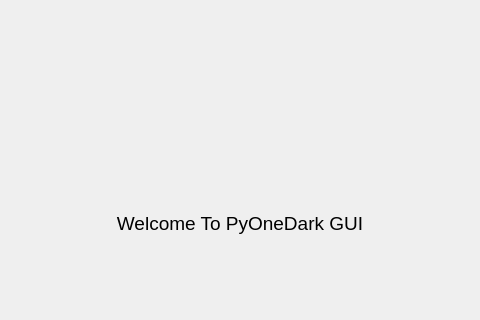
The window that gui/uis/pages/main_pages.ui (William-HUAMAN/Interfaz_TMM) describes before a commit, drawn with Qt 5; both pictures show x 190 to 670 and y 140 to 460 of the 860 by 600 pixel window.
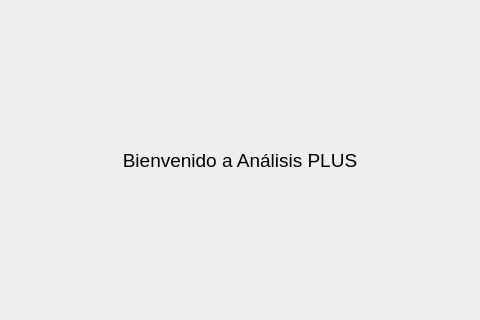
The same window after the commit. The open tabs and pages were chosen to show the change.

```diff
--- a/gui/uis/pages/main_pages.ui
+++ b/gui/uis/pages/main_pages.ui
@@ -90,49 +90,10 @@
           <property name="bottomMargin">
            <number>0</number>
           </property>
-          <item>
-           <widget class="QFrame" name="logo">
-            <property name="minimumSize">
-             <size>
-              <width>300</width>
-              <height>120</height>
-             </size>
-            </property>
-            <property name="maximumSize">
-             <size>
-              <width>300</width>
-              <height>120</height>
-             </size>
-            </property>
-            <property name="frameShape">
-             <enum>QFrame::NoFrame</enum>
-            </property>
-            <property name="frameShadow">
-             <enum>QFrame::Raised</enum>
-            </property>
-            <layout class="QVBoxLayout" name="logo_layout">
-             <property name="spacing">
-              <number>0</number>
-             </property>
-             <property name="leftMargin">
-              <number>0</number>
-             </property>
-             <property name="topMargin">
-              <number>0</number>
-             </property>
-             <property name="rightMargin">
-              <number>0</number>
-             </property>
-             <property name="bottomMargin">
-              <number>0</number>
-             </property>
-            </layout>
-           </widget>
-          </item>
           <item>
            <widget class="QLabel" name="label">
             <property name="text">
-             <string>Welcome To PyOneDark GUI</string>
+             <string>Bienvenido a Análisis PLUS</string>
             </property>
             <property name="alignment">
              <set>Qt::AlignCenter</set>
```
Left out of the diff: 6 changed lines with no effect on the pictures.
